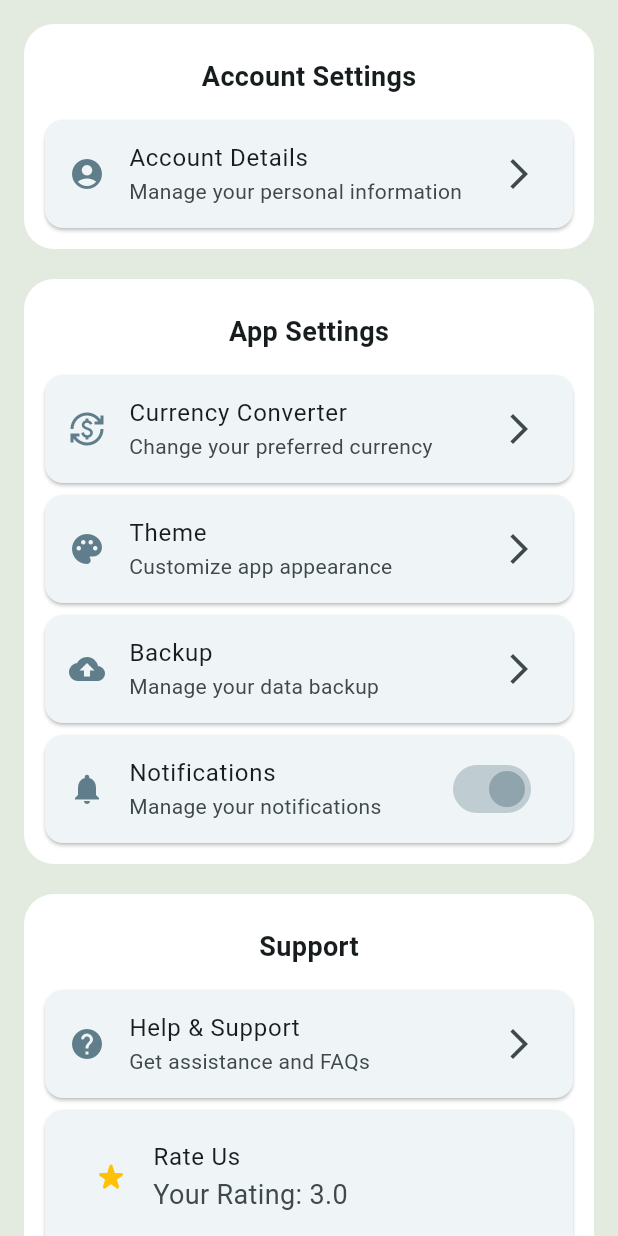
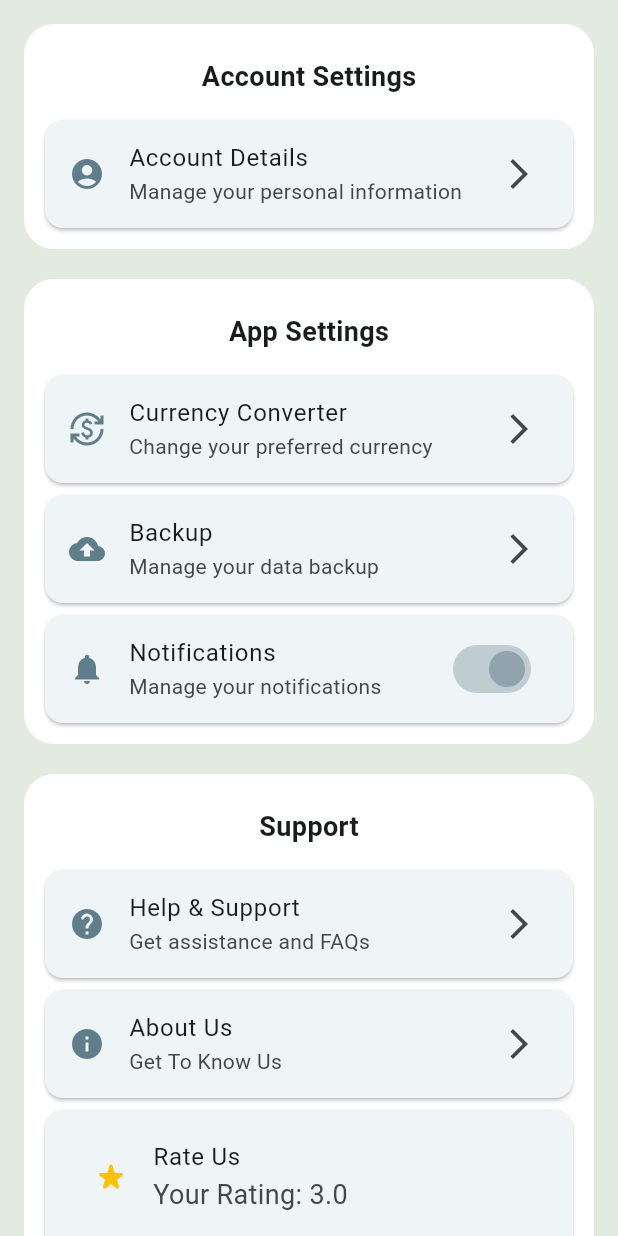
Before and after one commit to sahilgangani17/PennyPilot, a Flutter app: the SettingsPage screen opened directly, on a phone screen of 412 x 824 dp. Run offline on Flutter 3.47's test engine with Material 3 defaults, Android fonts, the phone set to English and light mode, and no system bars; our stand-ins replace cloud_firestore, firebase_auth, firebase_core, flutter_rating_bar, font_awesome_flutter, sqflite; accounts and stored records are empty.

Commit message:
TODO for Riddhi in Aboutus page in folder4 Setting page

```diff
--- a/lib/pages/settings_page.dart
+++ b/lib/pages/settings_page.dart
@@ -5,7 +5,8 @@ import 'package:penny_pilot/pages/settingsPages/backup.dart';
 import 'package:penny_pilot/pages/settingsPages/currencyconvertor.dart';
 import 'package:penny_pilot/pages/settingsPages/help&support.dart';
 import 'package:penny_pilot/pages/settingsPages/notifications.dart';
-import 'package:penny_pilot/pages/settingsPages/theme.dart';
+import 'package:penny_pilot/pages/settingsPages/aboutus.dart';
+// import 'package:penny_pilot/pages/settingsPages/theme.dart';
 
 
 class SettingsPage extends StatefulWidget {
@@ -80,19 +81,21 @@ class _SettingsPageState extends State<SettingsPage> {
                         );
                       },
                     ),
-                    SettingsCard(
-                      icon: Icons.palette,
-                      title: "Theme",
-                      subtitle: "Customize app appearance",
-                      onTap: () {
-                        Navigator.push(
-                          context,
-                          MaterialPageRoute(
-                            builder: (context) => const Themes(),
-                          ),
-                        );
-                      },
-                    ),
+                    //Theme Page
+                    // SettingsCard(
+                    //   icon: Icons.palette,
+                    //   title: "Theme",
+                    //   subtitle: "Customize app appearance",
+                    //   onTap: () {
+                    //     Navigator.push(
+                    //       context,
+                    //       MaterialPageRoute(
+                    //         builder: (context) => const Themes(),
+                    //       ),
+                    //     );
+                    //   },
+                    // ),
+                    //Backup
                     SettingsCard(
                       icon: Icons.backup,
                       title: "Backup",
@@ -106,6 +109,7 @@ class _SettingsPageState extends State<SettingsPage> {
                         );
                       },
                     ),
+                    //Notification
                     SettingsToggleCard(
                       icon: Icons.notifications,
                       title: "Notifications",
@@ -140,6 +144,7 @@ class _SettingsPageState extends State<SettingsPage> {
                 child: Column(
                   children: [
                     const SectionTitle(title: "Support"),
+                    //Help And Support
                     SettingsCard(
                       icon: Icons.help_rounded,
                       title: "Help & Support",
@@ -153,6 +158,21 @@ class _SettingsPageState extends State<SettingsPage> {
                         );
                       },
                     ),
+                    //About Us
+                    SettingsCard(
+                      icon: Icons.info,
+                      title: "About Us",
+                      subtitle: "Get To Know Us",
+                      onTap: () {
+                        Navigator.push(
+                          context,
+                          MaterialPageRoute(
+                            builder: (context) => const AboutUs(),
+                          ),
+                        );
+                      },
+                    ),
+                    //Rate Us
                 Card(
                   child: Padding(
                     padding: const EdgeInsets.only(
```
Also changed, not shown: lib/pages/settingsPages/aboutus.dart (added, +22 -0 lines).
